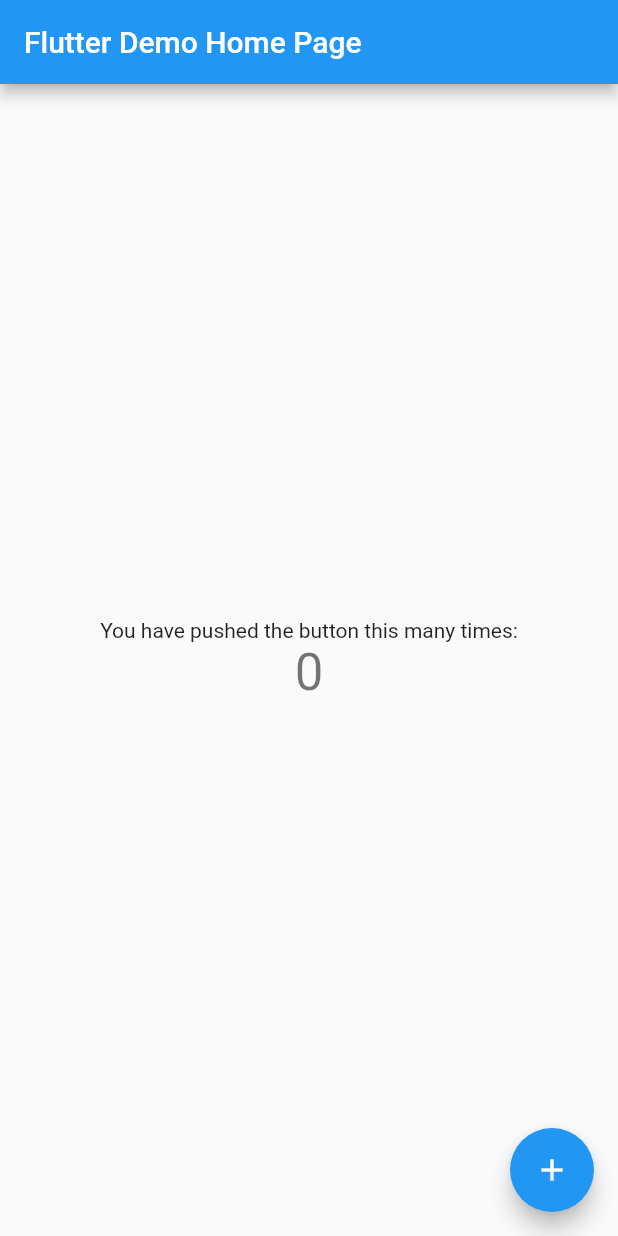
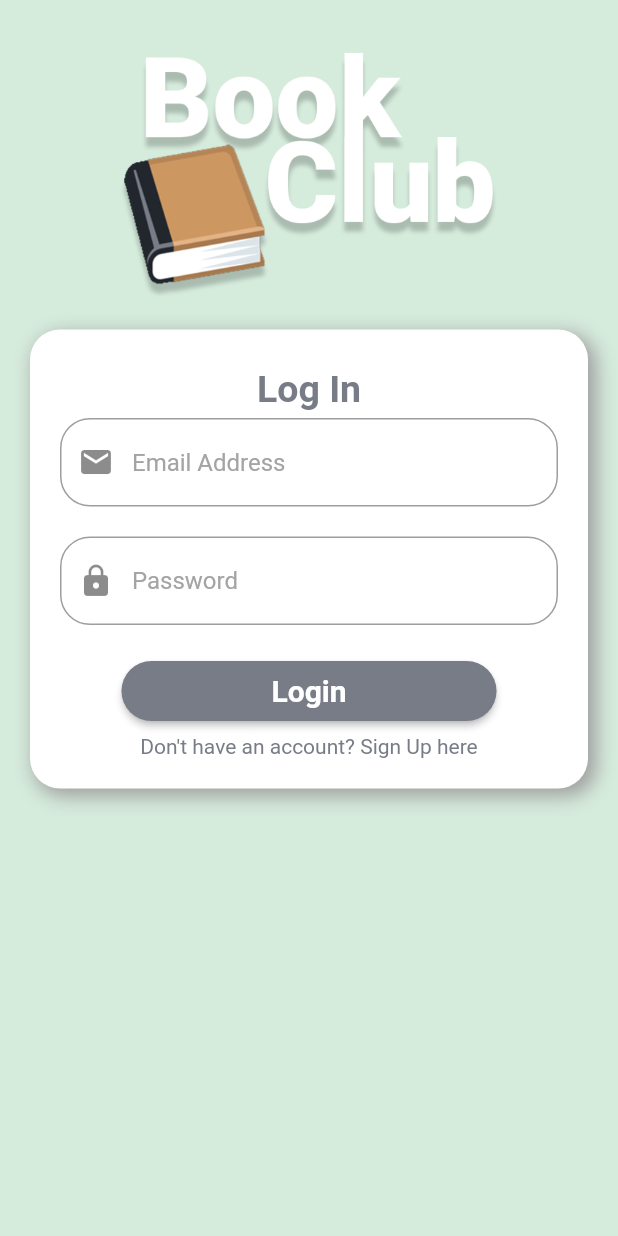
Before and after one commit to myplayhub/BookClub-Flutter, a Flutter app: the screen it shows after launch, on a phone screen of 412 x 824 dp. Run offline on Flutter 3.47's test engine with Material 2 defaults, Android fonts, the phone set to English and light mode, and no system bars.

Commit message:
Login and SignUp UI V1
Complete Login and SignUp UI with text form fiels

```diff
--- a/book_club/lib/main.dart
+++ b/book_club/lib/main.dart
@@ -1,3 +1,5 @@
+import 'package:book_club/screens/login/login.dart';
+import 'package:book_club/utils/Theme.dart';
 import 'package:flutter/material.dart';
 
 void main() => runApp(MyApp());
@@ -7,105 +9,9 @@ class MyApp extends StatelessWidget {
   @override
   Widget build(BuildContext context) {
     return MaterialApp(
-      title: 'Flutter Demo',
-      theme: ThemeData(
-        // This is the theme of your application.
-        //
-        // Try running your application with "flutter run". You'll see the
-        // application has a blue toolbar. Then, without quitting the app, try
-        // changing the primarySwatch below to Colors.green and then invoke
-        // "hot reload" (press "r" in the console where you ran "flutter run",
-        // or simply save your changes to "hot reload" in a Flutter IDE).
-        // Notice that the counter didn't reset back to zero; the application
-        // is not restarted.
-        primarySwatch: Colors.blue,
-      ),
-      home: MyHomePage(title: 'Flutter Demo Home Page'),
+      theme: OurTheme().buildTheme(),
+      home: OurLogin(),
+
     );
   }
 }
-
-class MyHomePage extends StatefulWidget {
-  MyHomePage({Key key, this.title}) : super(key: key);
-
-  // This widget is the home page of your application. It is stateful, meaning
-  // that it has a State object (defined below) that contains fields that affect
-  // how it looks.
-
-  // This class is the configuration for the state. It holds the values (in this
-  // case the title) provided by the parent (in this case the App widget) and
-  // used by the build method of the State. Fields in a Widget subclass are
-  // always marked "final".
-
-  final String title;
-
-  @override
-  _MyHomePageState createState() => _MyHomePageState();
-}
-
-class _MyHomePageState extends State<MyHomePage> {
-  int _counter = 0;
-
-  void _incrementCounter() {
-    setState(() {
-      // This call to setState tells the Flutter framework that something has
-      // changed in this State, which causes it to rerun the build method below
-      // so that the display can reflect the updated values. If we changed
-      // _counter without calling setState(), then the build method would not be
-      // called again, and so nothing would appear to happen.
-      _counter++;
-    });
-  }
-
-  @override
-  Widget build(BuildContext context) {
-    // This method is rerun every time setState is called, for instance as done
-    // by the _incrementCounter method above.
-    //
-    // The Flutter framework has been optimized to make rerunning build methods
-    // fast, so that you can just rebuild anything that needs updating rather
-    // than having to individually change instances of widgets.
-    return Scaffold(
-      appBar: AppBar(
-        // Here we take the value from the MyHomePage object that was created by
-        // the App.build method, and use it to set our appbar title.
-        title: Text(widget.title),
-      ),
-      body: Center(
-        // Center is a layout widget. It takes a single child and positions it
-        // in the middle of the parent.
-        child: Column(
-          // Column is also a layout widget. It takes a list of children and
-          // arranges them vertically. By default, it sizes itself to fit its
-          // children horizontally, and tries to be as tall as its parent.
-          //
-          // Invoke "debug painting" (press "p" in the console, choose the
-          // "Toggle Debug Paint" action from the Flutter Inspector in Android
-          // Studio, or the "Toggle Debug Paint" command in Visual Studio Code)
-          // to see the wireframe for each widget.
-          //
-          // Column has various properties to control how it sizes itself and
-          // how it positions its children. Here we use mainAxisAlignment to
-          // center the children vertically; the main axis here is the vertical
-          // axis because Columns are vertical (the cross axis would be
-          // horizontal).
-          mainAxisAlignment: MainAxisAlignment.center,
-          children: <Widget>[
-            Text(
-              'You have pushed the button this many times:',
-            ),
-            Text(
-              '$_counter',
-              style: Theme.of(context).textTheme.display1,
-            ),
-          ],
-        ),
-      ),
-      floatingActionButton: FloatingActionButton(
-        onPressed: _incrementCounter,
-        tooltip: 'Increment',
-        child: Icon(Icons.add),
-      ), // This trailing comma makes auto-formatting nicer for build methods.
-    );
-  }
-}
--- /dev/null
+++ b/book_club/lib/screens/login/local_widgets/login_form.dart
@@ -0,0 +1,113 @@
+import 'package:book_club/screens/signup/signup.dart';
+import 'package:book_club/widgets/ourContainer.dart';
+import 'package:flutter/material.dart';
+
+class OurLoginForm extends StatelessWidget {
+  @override
+  Widget build(BuildContext context) {
+    //passing column as a child to OurContainer class
+    return OurContainer(
+      child: Column(
+        children: <Widget>[
+          Padding(
+            padding: EdgeInsets.symmetric(
+              vertical: 5.0,
+              horizontal: 20.0
+            ),
+            child: Text(
+              "Log In",
+              style: TextStyle(
+                //getting color from theme data file
+                color: Theme.of(context).secondaryHeaderColor,
+                fontSize: 25.0,
+                fontWeight: FontWeight.bold,
+
+              ),
+            ),
+          ),
+
+          TextFormField(
+            decoration: InputDecoration(
+              prefixIcon: Icon(Icons.email),
+              hintText: 'Email Address',
+            )
+          ),
+
+          SizedBox(height: 20.0),
+
+          TextFormField(
+            decoration: InputDecoration(
+              prefixIcon: Icon(Icons.lock),
+              hintText: 'Password',
+            ),
+            obscureText: true,
+          ),
+
+          SizedBox(height: 20.0),
+
+          RaisedButton(
+            padding: EdgeInsets.symmetric(
+              horizontal: 100.0,
+            ),
+            child: Text(
+              'Login',
+              style: TextStyle(
+                color: Color.fromARGB(255, 255, 255, 255),
+                fontSize: 20.0,
+                fontWeight: FontWeight.bold,
+              ),
+            ),
+            onPressed: (){
+
+            }
+          ),
+
+          SizedBox(height: 5.0,),
+
+          //convert text into Button
+          InkWell(
+            child: Text(
+              "Don't have an account? Sign Up here",
+              style: TextStyle(
+                //getting color from theme data file
+                color: Theme.of(context).secondaryHeaderColor,
+              ),
+              textAlign: TextAlign.right,
+            ),
+            onTap: (){
+              print('Sign UP');
+              /*
+                on tap Navigator add OurSignUp screen on top of SignIn page
+                push function add a screen on top of current stack
+              */
+              Navigator.push(
+                context,
+                MaterialPageRoute(
+                  builder: (context) => OurSignUp()
+                ),
+              );
+            },
+          ),
+
+          /*
+          FlatButton(
+            onPressed: (){
+
+            },
+            child: Text(
+              "Don't have an account? Sign Up here",
+              style: TextStyle(
+                //getting color from theme data file
+                color: Theme.of(context).secondaryHeaderColor,
+              ),
+              textAlign: TextAlign.right,
+            ),
+            //to get close to the login button
+            materialTapTargetSize: MaterialTapTargetSize.shrinkWrap,
+          ),
+          */
+        ]
+      ),
+    );
+  }
+}
--- /dev/null
+++ b/book_club/lib/screens/login/login.dart
@@ -0,0 +1,44 @@
+import 'package:book_club/screens/login/local_widgets/login_form.dart';
+import 'package:flutter/material.dart';
+
+class OurLogin extends StatelessWidget {
+  @override
+  Widget build(BuildContext context) {
+    return Scaffold(
+      body: SafeArea(
+        child: Row(
+          mainAxisAlignment: MainAxisAlignment.center,
+          children: <Widget>[
+            //to over come : Vertical viewport was given unbounded width. used Expanded
+            Expanded(
+              child: ListView(
+                padding: EdgeInsets.symmetric(
+                  horizontal: 20.0,
+                  vertical: 5.0,
+                ),
+                children: <Widget>[
+
+                  //logo at the top
+                  Padding(
+                    padding: EdgeInsets.symmetric(
+                      horizontal: 40.0,
+                      vertical: 10.0,
+                    ),
+                    child: Image.asset('assets/images/logo.png'),
+                  ),
+
+                  //spacing
+                  SizedBox(height: 0.0),
+
+                  //Login Form
+                  OurLoginForm(),
+
+                ],
+              ),
+            )
+          ]
+        )
+      ),
+    );
+  }
+}
--- /dev/null
+++ b/book_club/lib/widgets/ourContainer.dart
@@ -0,0 +1,32 @@
+import 'package:flutter/material.dart';
+
+//there is common container in most pages white and round corner
+
+class OurContainer extends StatelessWidget {
+  //take child as property
+  final Widget child;
+
+  //constructor
+  const OurContainer({Key key, this.child}) : super(key: key);
+
+  @override
+  Widget build(BuildContext context) {
+    return Container(
+      padding: EdgeInsets.all(20.0),
+      decoration: BoxDecoration(
+        color: Color.fromARGB(255, 255, 255, 255),
+        borderRadius: BorderRadius.circular(20.0),
+        boxShadow: [
+          BoxShadow(
+            color: Color.fromARGB(255, 158, 158, 158),
+            blurRadius: 10.0,
+            spreadRadius: 1.0,
+            offset: Offset(4.0, 4.0)
+          ),
+        ],
+      ),
+      child: child,
+
+    );
+  }
+}
--- a/book_club/pubspec.yaml
+++ b/book_club/pubspec.yaml
@@ -41,9 +41,9 @@ flutter:
   uses-material-design: true
 
   # To add assets to your application, add an assets section, like this:
-  # assets:
-  #  - images/a_dot_burr.jpeg
-  #  - images/a_dot_ham.jpeg
+  assets:
+    - assets/images/
+
 
   # An image asset can refer to one or more resolution-specific "variants", see
   # https://flutter.dev/assets-and-images/#resolution-aware.
```
Also changed, not shown: book_club/lib/screens/signup/local_widgets/signup_form.dart (added, +87 -0 lines), book_club/lib/screens/signup/signup.dart (added, +39 -0 lines), book_club/lib/utils/Theme.dart (added, +42 -0 lines), book_club/assets/images/google_logo.png (added), book_club/assets/images/logo.png (added).
